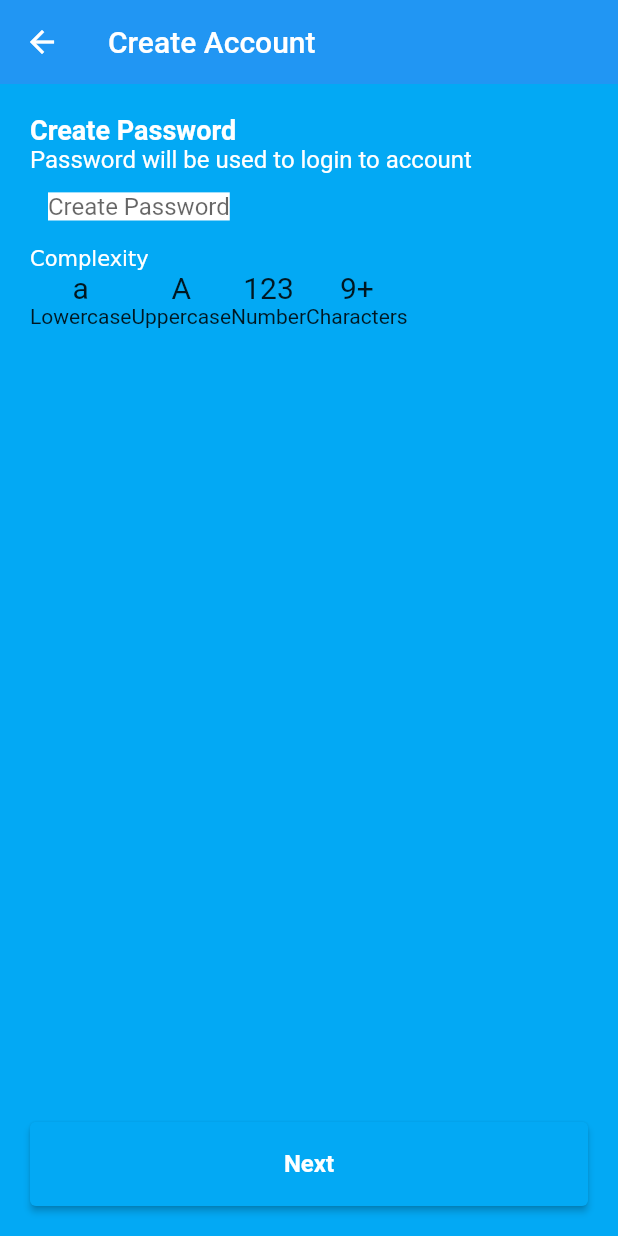
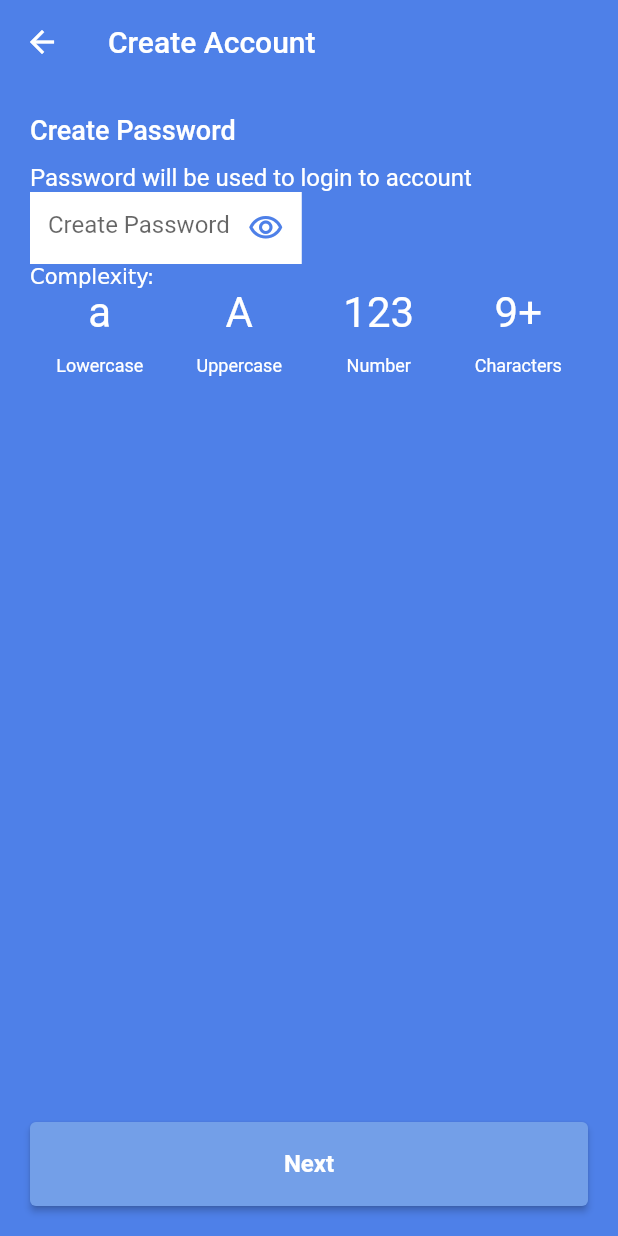
Before and after one commit to novanto/dk_flutter_assignment, a Flutter app: the OnboardingPassword screen opened directly, on a phone screen of 412 x 824 dp. Run offline on Flutter 3.47's test engine with Material 2 defaults, Android fonts, the phone set to English and light mode, and no system bars.

Commit message:
create components and connect all screens

```diff
--- /dev/null
+++ b/lib/modules/onboarding/components/onboarding_hint.dart
@@ -0,0 +1,32 @@
+import 'package:flutter/material.dart';
+
+class OnboardingHint extends StatelessWidget {
+
+  final String title;
+
+  final String subtitle;
+
+  const OnboardingHint({required Key key, required this.title, required this.subtitle}) : super(key: key);
+
+  @override
+  Widget build(BuildContext context) {
+    return Column(
+      crossAxisAlignment: CrossAxisAlignment.start,
+      children: [
+          Container(
+            child: Text(
+              title,
+              style: Theme.of(context).textTheme.headline6,
+            ),
+          ),
+          Container(
+            margin: const EdgeInsets.only(top: 12.0),
+            child: Text(
+              subtitle,
+              style: Theme.of(context).textTheme.subtitle1,
+            ),
+          )
+        ],
+    );
+  }
+}
--- /dev/null
+++ b/lib/modules/onboarding/components/password_requirement.dart
@@ -0,0 +1,38 @@
+import 'package:flutter/material.dart';
+
+class PasswordRequirement extends StatelessWidget {
+
+  final String title;
+
+  final String subtitle;
+
+  const PasswordRequirement({required Key key, required this.title, required this.subtitle}) : super(key: key);
+
+  @override
+  Widget build(BuildContext context) {
+    return Expanded(
+      child: Column(
+        mainAxisSize: MainAxisSize.max,
+        children: [
+          Text(
+            title,
+            style: TextStyle(
+                fontSize: 28,
+                color: Colors.white
+            ),
+          ),
+          Container(
+            margin: EdgeInsets.only(top: 12),
+            child: Text(
+                subtitle,
+                style: TextStyle(
+                    fontSize: 12,
+                    color: Colors.white
+                ))
+          )
+
+        ],
+      )
+    );
+  }
+}
--- a/lib/modules/onboarding/main.dart
+++ b/lib/modules/onboarding/main.dart
@@ -12,7 +12,7 @@ class MyApp extends StatelessWidget {
     return MaterialApp(
       title: 'Flutter Demo',
       theme: ThemeData(
-        primarySwatch: Colors.blue,
+        primaryColor: const Color(0xFF4E80E8),
         textTheme: TextTheme(
           headline2: TextStyle(
             fontSize: 40,
@@ -26,7 +26,7 @@ class MyApp extends StatelessWidget {
           ),
           headline6: TextStyle(
             color: Colors.white,
-            fontWeight: FontWeight.bold,
+            fontWeight: FontWeight.w500,
             fontSize: 18
           ),
           subtitle1: TextStyle(
@@ -43,7 +43,7 @@ class MyApp extends StatelessWidget {
         ),
         elevatedButtonTheme: ElevatedButtonThemeData(
           style: ElevatedButton.styleFrom(
-              primary: Colors.lightBlue,
+              primary: Color(0xFF739FE8),
               minimumSize: Size(double.infinity, 56),
               textStyle: TextStyle(
                 fontWeight: FontWeight.bold,
@@ -88,11 +88,6 @@ class _MyHomePageState extends State<MyHomePage> {
     // fast, so that you can just rebuild anything that needs updating rather
     // than having to individually change instances of widgets.
     return Scaffold(
-      appBar: AppBar(
-        // Here we take the value from the MyHomePage object that was created by
-        // the App.build method, and use it to set our appbar title.
-        title: Text(widget.title),
-      ),
       body: Padding(
         padding: EdgeInsets.all(20),
         child: Column(
@@ -139,7 +134,7 @@ class _MyHomePageState extends State<MyHomePage> {
                 children: [
                   TextFormField(
                       style: TextStyle(
-                          color: Colors.black45,
+                          color: Colors.black87,
                           backgroundColor: Colors.white
                       ),
                       decoration: const InputDecoration(
--- a/lib/modules/onboarding/onboarding_password.dart
+++ b/lib/modules/onboarding/onboarding_password.dart
@@ -1,5 +1,8 @@
 import 'package:dk_flutter_assignment/modules/onboarding/onboarding_personal_information.dart';
 import 'package:flutter/material.dart';
+
+import 'components/onboarding_hint.dart';
+import 'components/password_requirement.dart';
 
 class OnboardingPassword extends StatefulWidget {
   @override
@@ -8,12 +11,12 @@ class OnboardingPassword extends StatefulWidget {
 
 class _OnboardingPasswordPageState extends State<OnboardingPassword> {
 
-  final GlobalKey<FormState> _passwordFormKey = GlobalKey<FormState>();
+  final _passwordFormKey = GlobalKey<FormState>();
 
   @override
   Widget build(BuildContext context) {
     return Scaffold(
-      backgroundColor: Colors.lightBlue,
+      backgroundColor: Color(0xFF4E80E8),
       appBar: AppBar(
         title: Text("Create Account"),
         elevation: 0,
@@ -24,29 +27,26 @@ class _OnboardingPasswordPageState extends State<OnboardingPassword> {
           mainAxisSize: MainAxisSize.max,
           crossAxisAlignment: CrossAxisAlignment.start,
           children: <Widget>[
-            Text(
-              'Create Password',
-              style: Theme.of(context).textTheme.headline6,
+            OnboardingHint(
+                key: Key('onboardingPasswordHint'),
+                title: 'Create Password',
+                subtitle: 'Password will be used to login to account'
             ),
-            Text(
-              'Password will be used to login to account',
-              style: Theme.of(context).textTheme.subtitle1,
-            ),
-            Form(
+            IntrinsicWidth(
+              child: Form(
                   key: _passwordFormKey,
-              child: Column(
-                children: [
-                  TextFormField(
+                  child: Container(
+                      color: Colors.white,
+                      child: TextFormField(
                           style: TextStyle(
-                          color: Colors.black45,
-                          backgroundColor: Colors.white
+                          color: Colors.black87,
                         ),
                         decoration: const InputDecoration(
                           hintText: 'Create Password',
                           contentPadding: EdgeInsets.all(12),
                           suffixIcon: Icon(
                             Icons.visibility_outlined,
-                          color: Colors.lightBlue,
+                            color: Color(0xFF4E80E8),
                             size: 24,
                           ),
                         ),
@@ -54,55 +54,39 @@ class _OnboardingPasswordPageState extends State<OnboardingPassword> {
                           return isValidPassword(value);
                         }
                       )
-                ],
+                  )
+              )
             ),
-            ),
-            RichText(
+            Container(
+              child: RichText(
                   text: TextSpan(
-                  text: 'Complexity'
+                      text: 'Complexity: '
+                  )
               )
             ),
             Row(
               mainAxisSize: MainAxisSize.max,
               children: [
-                Column(
-                  mainAxisSize: MainAxisSize.max,
-                  children: [
-                    Text('a', style: TextStyle(
-                        fontSize: 20
-                    )),
-                    Text('Lowercase')
-                  ],
+                PasswordRequirement(
+                  key: Key('lowercaseRequirement'),
+                  title: 'a',
+                  subtitle: 'Lowercase'
                 ),
-                Column(
-                  mainAxisSize: MainAxisSize.max,
-                  children: [
-                    Text('A', style: TextStyle(
-                        fontSize: 20
-                    )),
-                    Text('Uppercase')
-                  ],
+                PasswordRequirement(
+                    key: Key('uppercaseRequirement'),
+                    title: 'A',
+                    subtitle: 'Uppercase'
                 ),
-                Column(
-                  mainAxisSize: MainAxisSize.max,
-                  children: [
-                    Text('123', style: TextStyle(
-                        fontSize: 20
-                    )),
-                    Text('Number')
-                  ],
+                PasswordRequirement(
+                    key: Key('numberRequirement'),
+                    title: '123',
+                    subtitle: 'Number'
                 ),
-                Column(
-                  mainAxisSize: MainAxisSize.max,
-                  children: [
-                    Text(
-                        '9+', style: TextStyle(
-                        fontSize: 20
+                PasswordRequirement(
+                    key: Key('mincharRequirement'),
+                    title: '9+',
+                    subtitle: 'Characters'
                 ),
-                    ),
-                    Text('Characters')
-                  ],
-                )
               ],
             ),
             Expanded(
--- a/lib/modules/onboarding/onboarding_personal_information.dart
+++ b/lib/modules/onboarding/onboarding_personal_information.dart
@@ -1,3 +1,4 @@
+import 'package:dk_flutter_assignment/modules/onboarding/onboarding_schedule.dart';
 import 'package:flutter/material.dart';
 
 class OnboardingPersonalInfo extends StatefulWidget {
@@ -9,6 +10,31 @@ class _OnboardingPersonalInfoPageState extends State<OnboardingPersonalInfo> {
   @override
   Widget build(BuildContext context) {
     return Scaffold(
+        backgroundColor: Color(0xFF4E80E8),
+        appBar: AppBar(
+          title: Text("Create Account"),
+          elevation: 0,
+        ),
+        body: Padding(
+          padding: EdgeInsets.all(20),
+          child: Column(
+            children: [
+              Expanded(
+                  child: Align(
+                      alignment: Alignment.bottomCenter,
+                      child: ElevatedButton(
+                          onPressed: () {
+                            Navigator.push(context, MaterialPageRoute(builder: (context) {
+                              return OnboardingSchedule();
+                            }));
+                          },
+                          child: const Text("Next")
+                      )
+                  )
+              )
+            ],
+          )
+        )
     );
   }
 }
--- a/lib/modules/onboarding/onboarding_schedule.dart
+++ b/lib/modules/onboarding/onboarding_schedule.dart
@@ -9,6 +9,31 @@ class _OnboardingSchedulePageState extends State<OnboardingSchedule> {
   @override
   Widget build(BuildContext context) {
     return Scaffold(
+        backgroundColor: Color(0xFF4E80E8),
+        appBar: AppBar(
+          title: Text("Create Account"),
+          elevation: 0,
+        ),
+        body: Padding(
+            padding: EdgeInsets.all(20),
+            child: Column(
+              children: [
+                Expanded(
+                    child: Align(
+                        alignment: Alignment.bottomCenter,
+                        child: ElevatedButton(
+                            onPressed: () {
+                              Navigator.push(context, MaterialPageRoute(builder: (context) {
+                                return OnboardingSchedule();
+                              }));
+                            },
+                            child: const Text("Next")
+                        )
+                    )
+                )
+              ],
+            )
+        )
     );
   }
 }
```
Lines whose indentation alone changed are shown as unchanged.
